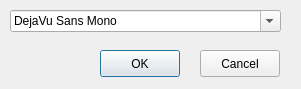
Qt form ui/font.ui (ShadowIce/textroom) before a commit.
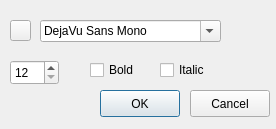
The same form after that commit.

The edit to the form file:
```diff
--- a/ui/font.ui
+++ b/ui/font.ui
@@ -1,23 +1,23 @@
 <ui version="4.0" >
  <class>SelectFont</class>
- <widget class="QDialog" name="SelectFont" >
-  <property name="geometry" >
+ <widget class="QDialog" name="SelectFont">
+  <property name="geometry">
    <rect>
     <x>0</x>
     <y>0</y>
-    <width>301</width>
-    <height>89</height>
+    <width>276</width>
+    <height>129</height>
    </rect>
   </property>
   <property name="windowTitle" >
    <string>Select Font</string>
   </property>
-  <widget class="QFontComboBox" name="fontComboBox" >
-   <property name="geometry" >
+  <widget class="QFontComboBox" name="fontComboBox">
+   <property name="geometry">
     <rect>
-     <x>10</x>
-     <y>10</y>
-     <width>271</width>
+     <x>40</x>
+     <y>20</y>
+     <width>181</width>
      <height>22</height>
     </rect>
    </property>
@@ -27,11 +27,11 @@
     </font>
    </property>
   </widget>
-  <widget class="QPushButton" name="okPushButton" >
-   <property name="geometry" >
+  <widget class="QPushButton" name="okPushButton">
+   <property name="geometry">
     <rect>
      <x>100</x>
-     <y>50</y>
+     <y>90</y>
      <width>80</width>
      <height>27</height>
     </rect>
@@ -40,11 +40,11 @@
     <string>OK</string>
    </property>
   </widget>
-  <widget class="QPushButton" name="cancelPushButton" >
-   <property name="geometry" >
+  <widget class="QPushButton" name="cancelPushButton">
+   <property name="geometry">
     <rect>
-     <x>200</x>
-     <y>50</y>
+     <x>190</x>
+     <y>90</y>
      <width>80</width>
      <height>27</height>
     </rect>
@@ -53,6 +53,58 @@
     <string>Cancel</string>
    </property>
   </widget>
+  <widget class="QPushButton" name="fontColorPushButton">
+   <property name="geometry">
+    <rect>
+     <x>10</x>
+     <y>20</y>
+     <width>21</width>
+     <height>21</height>
+    </rect>
+   </property>
+   <property name="text">
+    <string/>
+   </property>
+  </widget>
+  <widget class="QCheckBox" name="boldCheckBox">
+   <property name="geometry">
+    <rect>
+     <x>90</x>
+     <y>60</y>
+     <width>51</width>
+     <height>20</height>
+    </rect>
+   </property>
+   <property name="text">
+    <string>Bold</string>
+   </property>
+  </widget>
+  <widget class="QCheckBox" name="italicCheckBox">
+   <property name="geometry">
+    <rect>
+     <x>160</x>
+     <y>60</y>
+     <width>51</width>
+     <height>20</height>
+    </rect>
+   </property>
+   <property name="text">
+    <string>Italic</string>
+   </property>
+  </widget>
+  <widget class="QSpinBox" name="sizeSpinBox">
+   <property name="geometry">
+    <rect>
+     <x>10</x>
+     <y>60</y>
+     <width>49</width>
+     <height>25</height>
+    </rect>
+   </property>
+   <property name="minimum">
+    <number>12</number>
+   </property>
+  </widget>
  </widget>
  <resources/>
  <connections>
```
Left out of the diff: 19 changed lines with no effect on the pictures.
